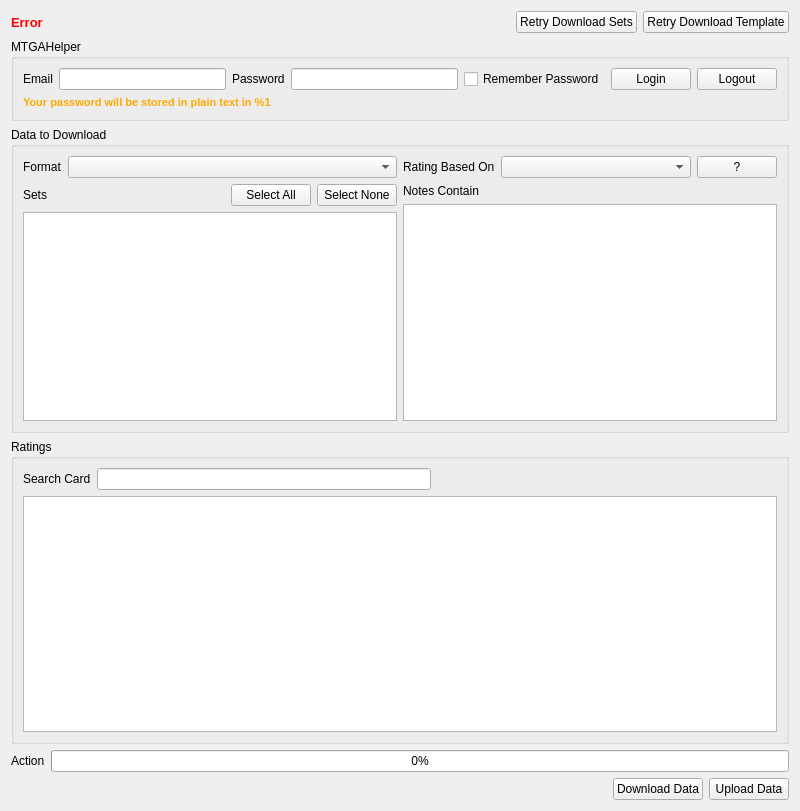
The window that src/mainwindow.ui (VSRonin/17Helper) describes before a commit, drawn with Qt 5.
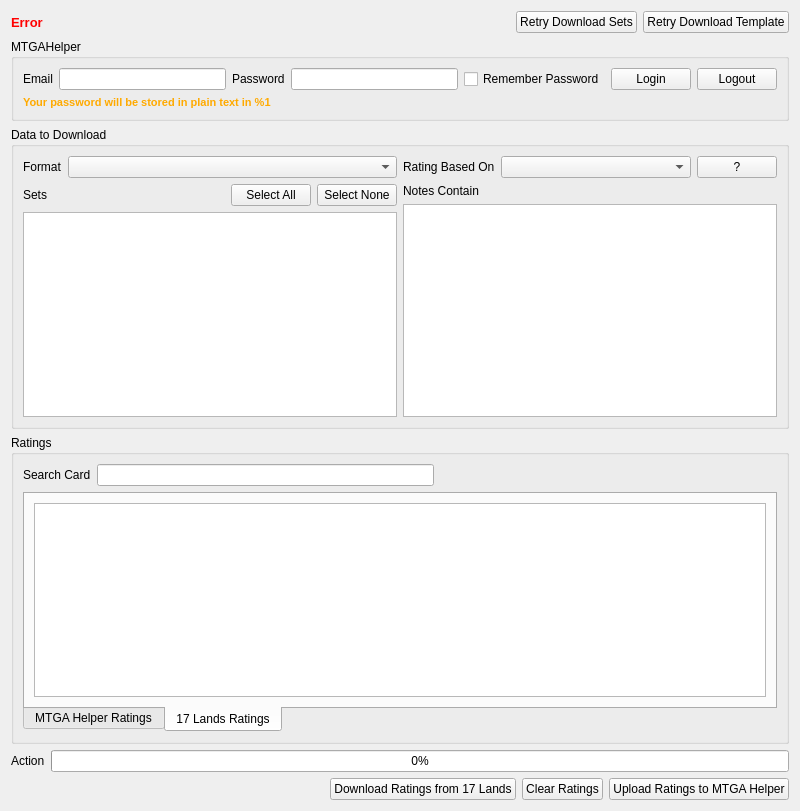
The same window after the commit. The open tabs and pages were chosen to show the change.

Commit message: Upload working, need to iron out a few bugs

What changed in the file:
```diff
--- a/src/mainwindow.ui
+++ b/src/mainwindow.ui
@@ -13,7 +13,7 @@
   <property name="windowTitle">
    <string>17 Helper</string>
   </property>
-  <layout class="QVBoxLayout" name="verticalLayout_4">
+  <layout class="QVBoxLayout" name="verticalLayout_2">
    <item>
     <layout class="QHBoxLayout" name="horizontalLayout_5">
      <item>
@@ -346,7 +346,20 @@
         </property>
        </spacer>
       </item>
-      <item row="1" column="0" colspan="4">
+      <item row="1" column="0" colspan="3">
+       <widget class="QTabWidget" name="tabWidget">
+        <property name="tabPosition">
+         <enum>QTabWidget::South</enum>
+        </property>
+        <property name="currentIndex">
+         <number>0</number>
+        </property>
+        <widget class="QWidget" name="MTGAHTab">
+         <attribute name="title">
+          <string>MTGA Helper Ratings</string>
+         </attribute>
+         <layout class="QVBoxLayout" name="verticalLayout_4">
+          <item>
        <widget class="QTableView" name="ratingsView">
         <property name="sortingEnabled">
          <bool>true</bool>
@@ -361,6 +374,20 @@
       </item>
      </layout>
     </widget>
+        <widget class="QWidget" name="SLTab">
+         <attribute name="title">
+          <string>17 Lands Ratings</string>
+         </attribute>
+         <layout class="QVBoxLayout" name="verticalLayout_5">
+          <item>
+           <widget class="QTableView" name="slRatingsView"/>
+          </item>
+         </layout>
+        </widget>
+       </widget>
+      </item>
+     </layout>
+    </widget>
    </item>
    <item>
     <layout class="QHBoxLayout" name="horizontalLayout_8">
@@ -381,7 +408,7 @@
     </layout>
    </item>
    <item>
-    <layout class="QHBoxLayout" name="horizontalLayout_4">
+    <layout class="QHBoxLayout" name="horizontalLayout">
      <item>
       <spacer name="horizontalSpacer_2">
        <property name="orientation">
@@ -401,7 +428,14 @@
         <bool>true</bool>
        </property>
        <property name="text">
-        <string>Download Data</string>
+        <string>Download Ratings from 17 Lands</string>
+       </property>
+      </widget>
+     </item>
+     <item>
+      <widget class="QPushButton" name="clearRatingsButton">
+       <property name="text">
+        <string>Clear Ratings</string>
        </property>
       </widget>
      </item>
@@ -411,7 +445,7 @@
         <bool>true</bool>
        </property>
        <property name="text">
-        <string>Upload Data</string>
+        <string>Upload Ratings to MTGA Helper</string>
        </property>
       </widget>
      </item>
```
Lines whose indentation alone changed are shown as unchanged. The commit also changes 6 other files.
